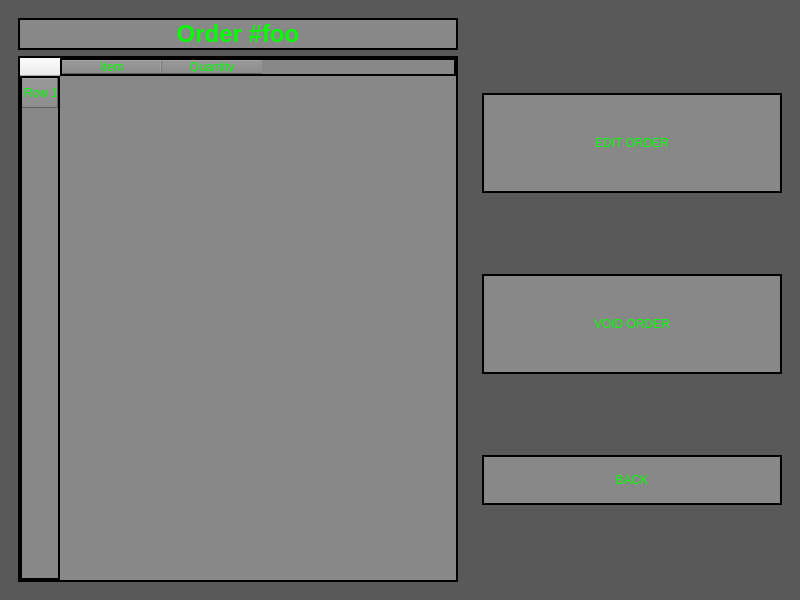
First picture: the form in Cashier/manageOrderListGUI.ui, repository CS-3560-02-5/Los-Pollos-Hermanos-Drive-Thru-System, before the edit.
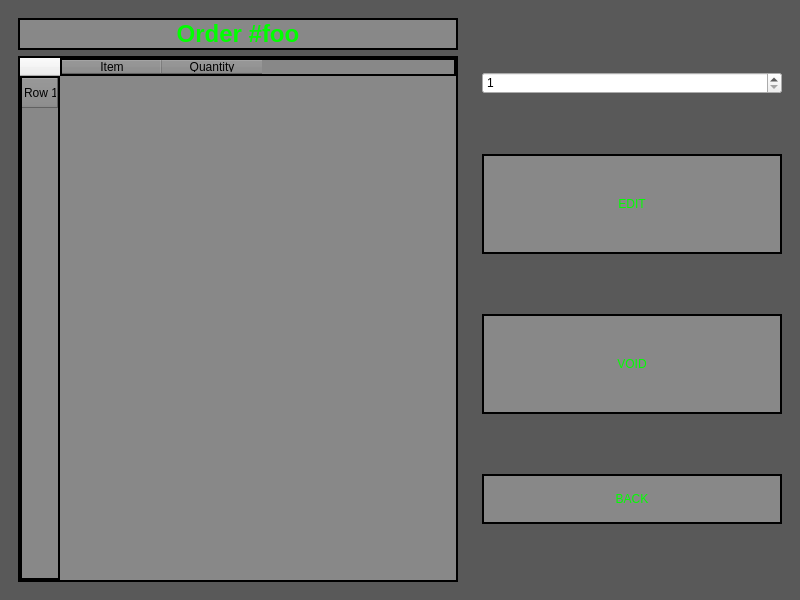
Second picture: the form after the edit.

Diff of the .ui file:
```diff
--- a/Cashier/manageOrderListGUI.ui
+++ b/Cashier/manageOrderListGUI.ui
@@ -90,7 +90,6 @@
          </property>
          <property name="styleSheet">
           <string notr="true">background-color: rgb(136, 136, 136);
-color: rgb(0, 255, 0);
 border: 2px solid #ccc;
 border-color: rgb(0, 0, 0);
 font: 8pt &quot;Arial&quot;;</string>
@@ -190,7 +189,14 @@
       </property>
       <layout class="QVBoxLayout" name="verticalLayout">
        <item>
-        <widget class="QPushButton" name="editOrder_but">
+        <widget class="QSpinBox" name="increment_spinBox">
+         <property name="minimum">
+          <number>1</number>
+         </property>
+        </widget>
+       </item>
+       <item>
+        <widget class="QPushButton" name="edit_but">
          <property name="sizePolicy">
           <sizepolicy hsizetype="Fixed" vsizetype="Fixed">
            <horstretch>0</horstretch>
@@ -211,7 +217,7 @@
 border-color: rgb(0, 0, 0);</string>
          </property>
          <property name="text">
-          <string>EDIT ORDER</string>
+          <string>EDIT</string>
          </property>
         </widget>
        </item>
@@ -237,7 +243,7 @@
 border-color: rgb(0, 0, 0);</string>
          </property>
          <property name="text">
-          <string>VOID ORDER</string>
+          <string>VOID</string>
          </property>
         </widget>
        </item>
```
Left out of the diff: 2 changed lines with no effect on the pictures.
